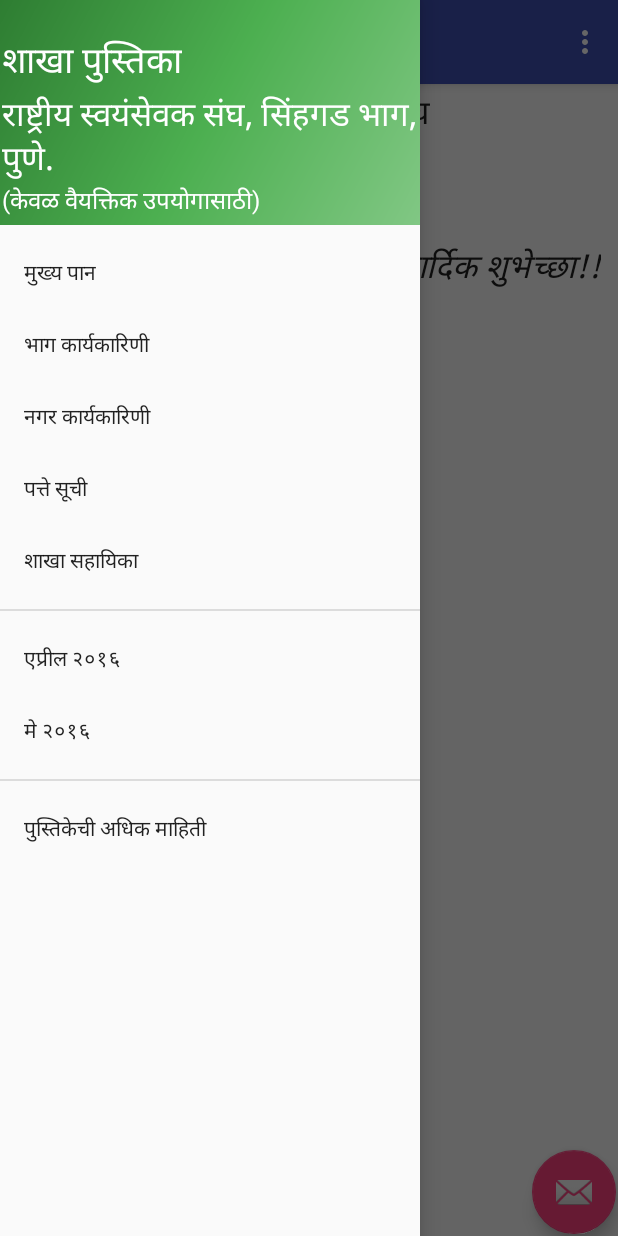
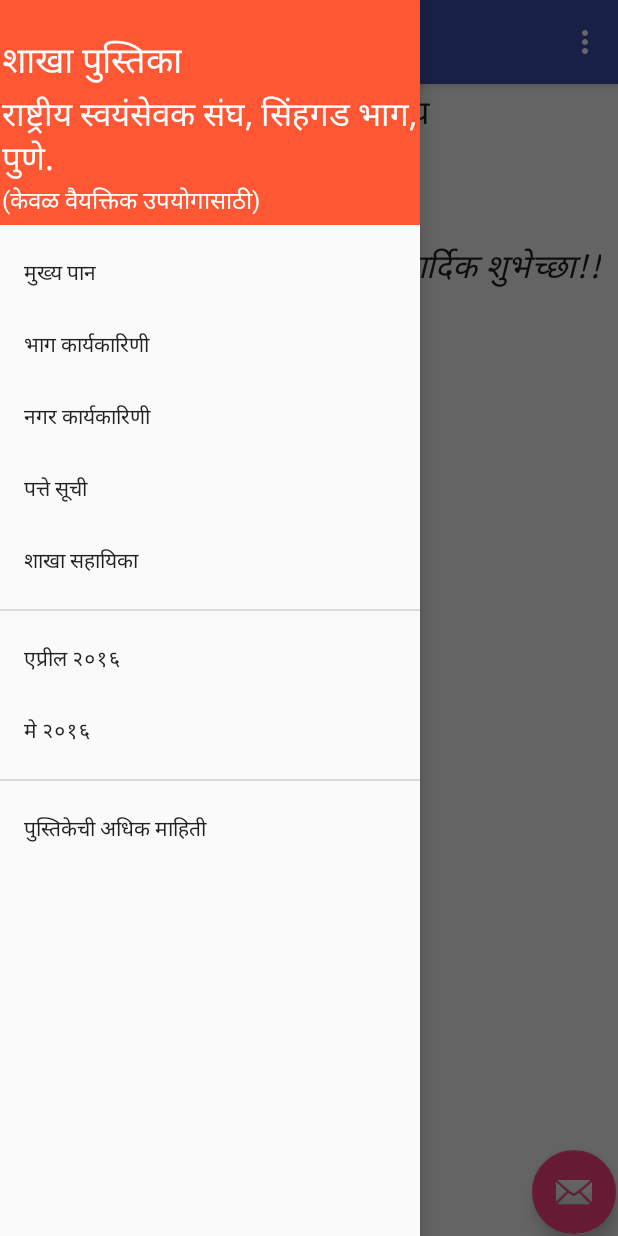
Before and after one commit to lonelybit/Bauddhik-Patrak, an Android app: the screen it shows after launch (MainActivity), with the side drawer open, on a phone screen of 412 x 824 dp. Run offline under Robolectric (Android 15) with nearby library versions, the phone set to English and light mode, and no system bars.

Commit message:
Changed header color of drawer

```diff
--- a/app/src/main/res/drawable/side_nav_bar.xml
+++ b/app/src/main/res/drawable/side_nav_bar.xml
@@ -1,9 +1,16 @@
 <shape xmlns:android="http://schemas.android.com/apk/res/android"
     android:shape="rectangle">
-    <gradient
+   <!-- <gradient
         android:angle="135"
         android:centerColor="#4CAF50"
         android:endColor="#2E7D32"
         android:startColor="#81C784"
+        android:type="linear" /> -->
+    <gradient
+        android:angle="135"
+        android:centerColor="#FF5733"
+        android:endColor="#FF5733"
+        android:startColor="#FF5733"
         android:type="linear" />
+
 </shape>
```
